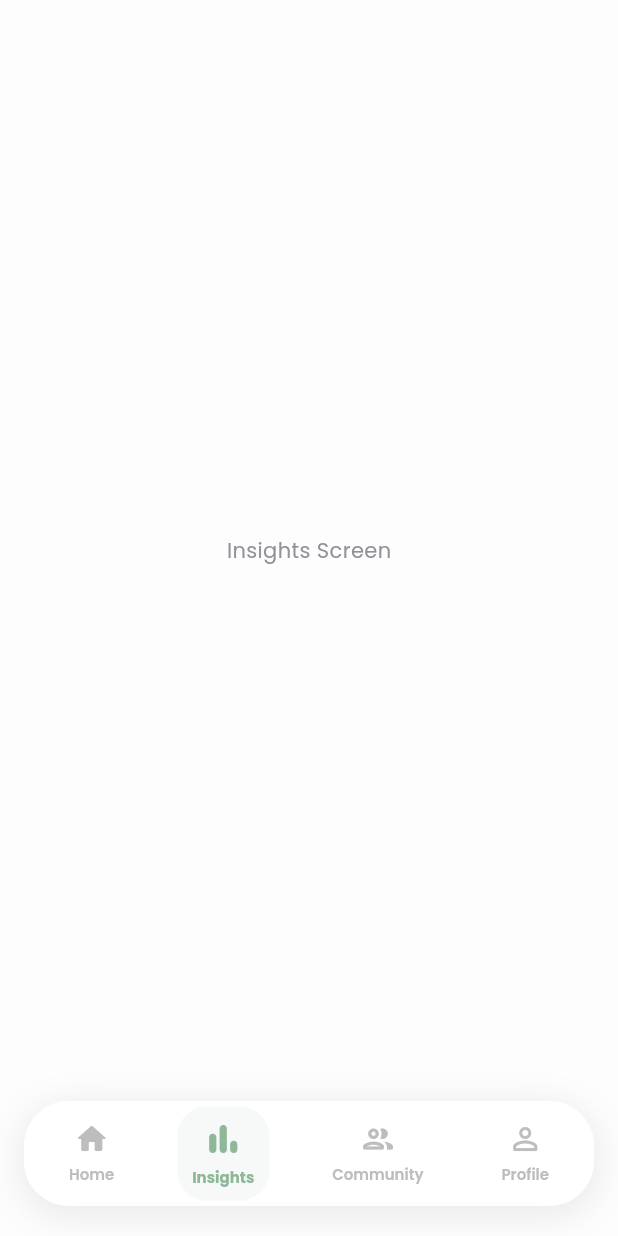
After one commit to Musama987/baby_care, a Flutter app: the NavbarScreen screen opened by its route, item 2 of the bottom bar chosen, on a phone screen of 412 x 824 dp. The commit adds this screen. Run offline on Flutter 3.47's test engine with Material 3 defaults, Android fonts, the phone set to English and light mode, and no system bars; our stand-ins replace google_fonts, image_picker.

Commit message:
feat: Implement initial app structure, `BabySetupScreen`, `HomeScreen`, and `NavBarScreen` with routing.

```diff
--- a/lib/main.dart
+++ b/lib/main.dart
@@ -2,6 +2,7 @@ import 'package:baby_care/screens/auth/login/login.dart';
 import 'package:baby_care/screens/auth/signup/signup.dart';
 import 'package:baby_care/screens/baby_relationship/baby_setup.dart';
 import 'package:baby_care/screens/baby_relationship/realtionship.dart';
+import 'package:baby_care/screens/navbar/navbar.dart';
 import 'package:baby_care/screens/onboarding/onboarding.dart';
 import 'package:flutter/material.dart';
 import 'utils/app_themes.dart';
@@ -31,7 +32,8 @@ class MyApp extends StatelessWidget {
         '/login': (context) => const LoginScreen(),
         '/signup': (context) => const SignupScreen(),
         '/relationship': (context) => const RelationshipScreen(),
-        '/baby-setup': (context) => const BabySetupScreen(), // New Route
+        '/baby-setup': (context) => const BabySetupScreen(),
+        '/home': (context) => const NavbarScreen(), // Updated Route
       },
     );
   }
--- /dev/null
+++ b/lib/screens/navbar/navbar.dart
@@ -0,0 +1,118 @@
+import 'package:flutter/material.dart';
+import 'package:google_fonts/google_fonts.dart';
+import '../../utils/app_colors.dart';
+import 'home/home.dart';
+
+class NavbarScreen extends StatefulWidget {
+  const NavbarScreen({super.key});
+
+  @override
+  State<NavbarScreen> createState() => _NavbarScreenState();
+}
+
+class _NavbarScreenState extends State<NavbarScreen> {
+  int _selectedIndex = 0;
+
+  // Placeholder pages for other tabs
+  final List<Widget> _pages = [
+    const HomeDashboard(),
+    const Center(child: Text("Insights Screen")),
+    const Center(child: Text("Community Screen")),
+    const Center(child: Text("Profile Screen")),
+  ];
+
+  @override
+  Widget build(BuildContext context) {
+    return Scaffold(
+      backgroundColor: const Color(0xFFFDFDFD),
+      // IndexedStack preserves the state of the dashboard (Persistent)
+      body: IndexedStack(index: _selectedIndex, children: _pages),
+
+      // Bottom Navigation Bar
+      bottomNavigationBar: Container(
+        margin: const EdgeInsets.only(left: 16, right: 16, bottom: 20, top: 0),
+        decoration: BoxDecoration(
+          color: Colors.white,
+          borderRadius: BorderRadius.circular(30),
+          boxShadow: [
+            BoxShadow(
+              color: Colors.black.withOpacity(0.08), // Slightly stronger shadow
+              blurRadius: 20, // Softer blur
+              spreadRadius: 2,
+              offset: const Offset(0, 5),
+            ),
+          ],
+        ),
+        child: ClipRRect(
+          borderRadius: BorderRadius.circular(30),
+          child: BottomAppBar(
+            elevation: 0,
+            color: Colors.white,
+            height: 70, // Slightly reduced height
+            padding: const EdgeInsets.symmetric(horizontal: 20),
+            child: Row(
+              mainAxisAlignment:
+                  MainAxisAlignment.spaceBetween, // Evenly spaced
+              children: [
+                _buildNavItem(0, Icons.home_rounded, "Home"),
+                _buildNavItem(1, Icons.bar_chart_rounded, "Insights"),
+                _buildNavItem(2, Icons.people_outline_rounded, "Community"),
+                _buildNavItem(3, Icons.person_outline_rounded, "Profile"),
+              ],
+            ),
+          ),
+        ),
+      ),
+    );
+  }
+
+  Widget _buildNavItem(int index, IconData icon, String label) {
+    final isSelected = _selectedIndex == index;
+    return GestureDetector(
+      onTap: () {
+        setState(() {
+          _selectedIndex = index;
+        });
+      },
+      child: AnimatedContainer(
+        duration: const Duration(milliseconds: 300),
+        curve: Curves.easeInOut,
+        padding: const EdgeInsets.symmetric(horizontal: 10.0, vertical: 8.0),
+        decoration: BoxDecoration(
+          color: isSelected
+              ? AppColors.primary.withOpacity(0.08)
+              : Colors.transparent,
+          borderRadius: BorderRadius.circular(20),
+        ),
+        child: Column(
+          mainAxisSize: MainAxisSize.min,
+          mainAxisAlignment: MainAxisAlignment.center,
+          children: [
+            TweenAnimationBuilder<double>(
+              tween: Tween<double>(begin: 24, end: isSelected ? 28 : 24),
+              duration: const Duration(milliseconds: 200),
+              curve: Curves.easeOutBack,
+              builder: (context, size, child) {
+                return Icon(
+                  icon,
+                  size: size,
+                  color: isSelected ? AppColors.primary : Colors.grey.shade400,
+                );
+              },
+            ),
+            const SizedBox(height: 4),
+            AnimatedDefaultTextStyle(
+              duration: const Duration(milliseconds: 200),
+              style: GoogleFonts.poppins(
+                fontSize: 10,
+                fontWeight: isSelected ? FontWeight.w700 : FontWeight.w600,
+                color: isSelected ? AppColors.primary : Colors.grey.shade400,
+              ),
+              child: Text(label),
+            ),
+          ],
+        ),
+      ),
+    );
+  }
+}
```
Also changed, not shown: lib/screens/baby_relationship/baby_setup.dart (+9 -5 lines), lib/screens/navbar/home/home.dart (+361 -0 lines).
